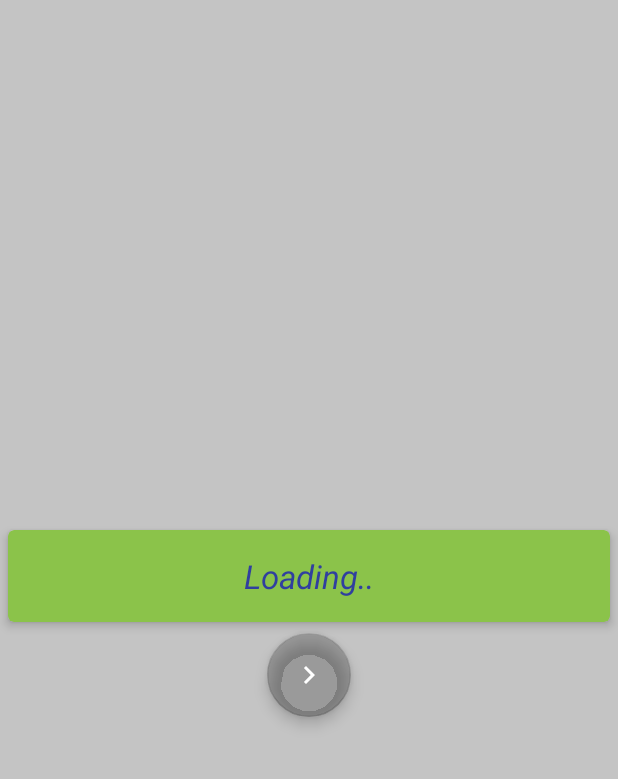
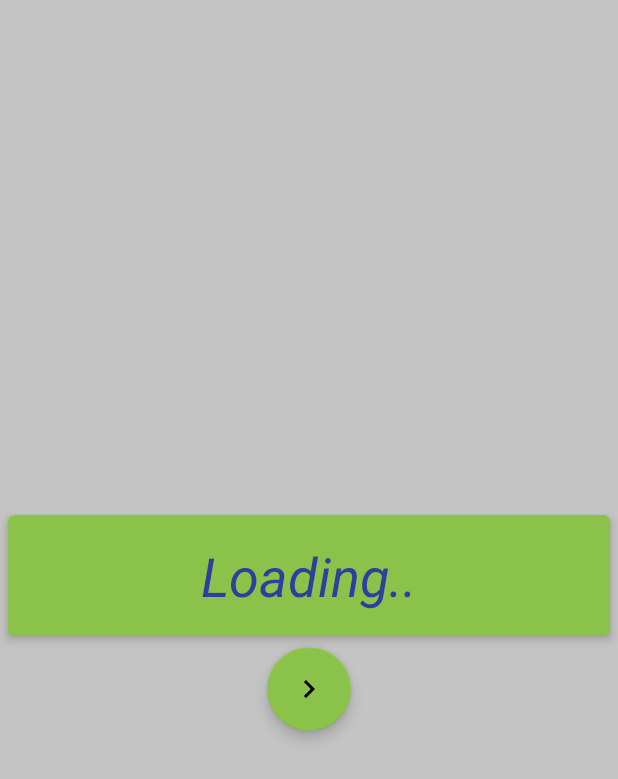
Before and after one commit to Tobibur/Retrofit-Kotlin-Example, an Android app: the layout activity_main.xml on its own in the app's theme, with its tools: preview values and no code run, on a phone screen of 412 x 824 dp. Shown: the top 779 px of the screen. Run offline under Robolectric (Android 15) with nearby library versions, the phone set to English and light mode, and no system bars.

Commit message:
Added new font

```diff
--- a/app/src/main/res/drawable/next_icon.xml
+++ b/app/src/main/res/drawable/next_icon.xml
@@ -1,4 +1,4 @@
-<vector android:height="24dp" android:tint="#FFFFFF"
+<vector android:height="24dp" android:tint="#000000"
     android:viewportHeight="24.0" android:viewportWidth="24.0"
     android:width="24dp" xmlns:android="http://schemas.android.com/apk/res/android">
     <path android:fillColor="#FF000000" android:pathData="M10,6L8.59,7.41 13.17,12l-4.58,4.59L10,18l6,-6z"/>
--- a/app/src/main/res/layout/activity_main.xml
+++ b/app/src/main/res/layout/activity_main.xml
@@ -26,9 +26,9 @@
             android:id="@+id/quoteTextView"
             android:textColor="@color/colorPrimaryDark"
             android:textAlignment="center"
-            android:textSize="22sp"
+            android:textSize="36sp"
             android:textStyle="italic"
-            fontPath="fonts/Aclonica-Regular.ttf"
+            fontPath="fonts/Always In My Heart.ttf"
             tools:ignore="MissingPrefix" />
 
     </android.support.v7.widget.CardView>
@@ -37,7 +37,7 @@
         android:layout_width="wrap_content"
         android:layout_height="wrap_content"
         android:id="@+id/fab"
-        app:backgroundTint="@color/cardview_shadow_start_color"
+        app:backgroundTint="#8BC34A"
         android:src="@drawable/next_icon"
         app:rippleColor="@color/colorWhite" />
 
```
Also changed, not shown: app/src/main/assets/fonts/Aclonica-Regular.ttf (deleted), app/src/main/assets/fonts/Always In My Heart.ttf (added).
